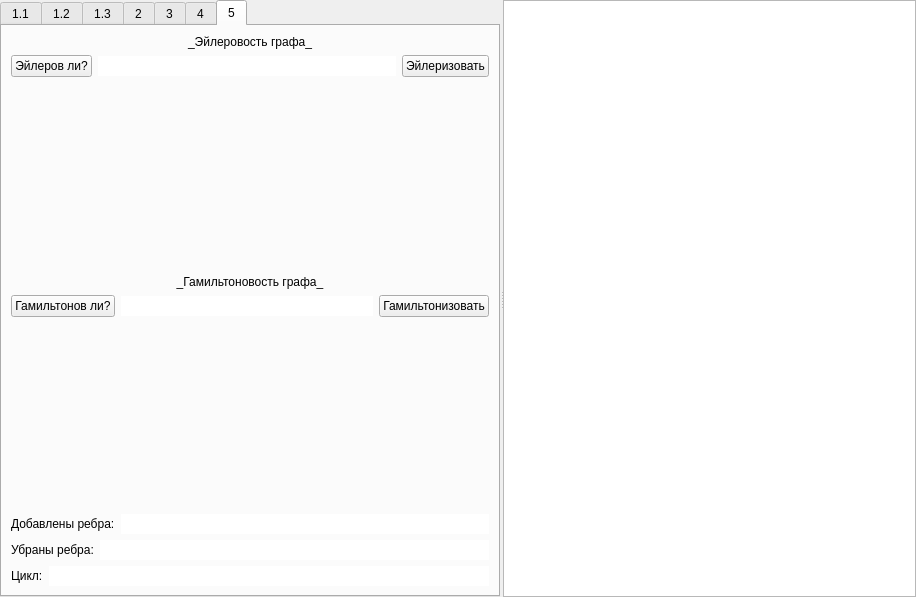
Before: the Qt Designer form L1-GUI/Lab1.ui in mariohuq/polytech-graph-theory, drawn with Qt 5.
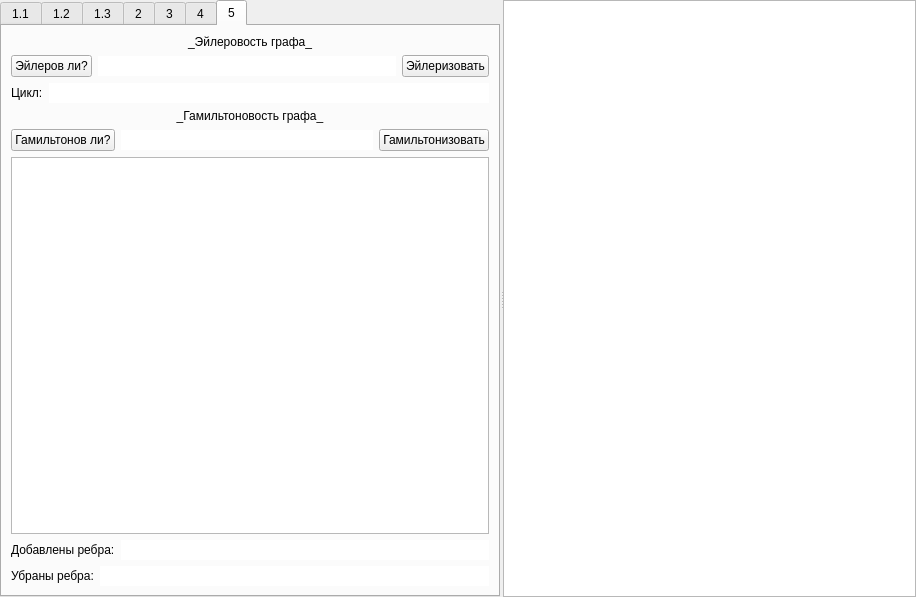
After: the same form once the commit is applied.

Commit message: impl hamilton, fix unoriented

What changed in the file:
```diff
--- a/L1-GUI/Lab1.ui
+++ b/L1-GUI/Lab1.ui
@@ -971,17 +971,31 @@
          </layout>
         </item>
         <item>
-         <spacer name="verticalSpacer_3">
-          <property name="orientation">
-           <enum>Qt::Vertical</enum>
-          </property>
-          <property name="sizeHint" stdset="0">
-           <size>
-            <width>20</width>
-            <height>99</height>
-           </size>
-          </property>
-         </spacer>
+         <layout class="QHBoxLayout" name="horizontalLayout_22">
+          <item>
+           <widget class="QLabel" name="label_35">
+            <property name="text">
+             <string>Цикл:</string>
+            </property>
+           </widget>
+          </item>
+          <item>
+           <widget class="QLineEdit" name="eulerCycle">
+            <property name="minimumSize">
+             <size>
+              <width>64</width>
+              <height>0</height>
+             </size>
+            </property>
+            <property name="frame">
+             <bool>false</bool>
+            </property>
+            <property name="readOnly">
+             <bool>true</bool>
+            </property>
+           </widget>
+          </item>
+         </layout>
         </item>
         <item>
          <widget class="QLabel" name="label_34">
@@ -1031,17 +1045,20 @@
          </layout>
         </item>
         <item>
-         <spacer name="verticalSpacer_2">
-          <property name="orientation">
-           <enum>Qt::Vertical</enum>
+         <widget class="QTableView" name="hamiltonCycles">
+          <property name="editTriggers">
+           <set>QAbstractItemView::NoEditTriggers</set>
           </property>
-          <property name="sizeHint" stdset="0">
-           <size>
-            <width>20</width>
-            <height>99</height>
-           </size>
+          <property name="showGrid">
+           <bool>true</bool>
           </property>
-         </spacer>
+          <property name="gridStyle">
+           <enum>Qt::SolidLine</enum>
+          </property>
+          <attribute name="horizontalHeaderDefaultSectionSize">
+           <number>32</number>
+          </attribute>
+         </widget>
         </item>
         <item>
          <layout class="QHBoxLayout" name="horizontalLayout_19">
@@ -1097,33 +1114,6 @@
           </item>
          </layout>
         </item>
-        <item>
-         <layout class="QHBoxLayout" name="horizontalLayout_22">
-          <item>
-           <widget class="QLabel" name="label_35">
-            <property name="text">
-             <string>Цикл:</string>
-            </property>
-           </widget>
-          </item>
-          <item>
-           <widget class="QLineEdit" name="eulerCycle">
-            <property name="minimumSize">
-             <size>
-              <width>64</width>
-              <height>0</height>
-             </size>
-            </property>
-            <property name="frame">
-             <bool>false</bool>
-            </property>
-            <property name="readOnly">
-             <bool>true</bool>
-            </property>
-           </widget>
-          </item>
-         </layout>
-        </item>
        </layout>
       </widget>
      </widget>
```
The commit also changes 8 other files.
